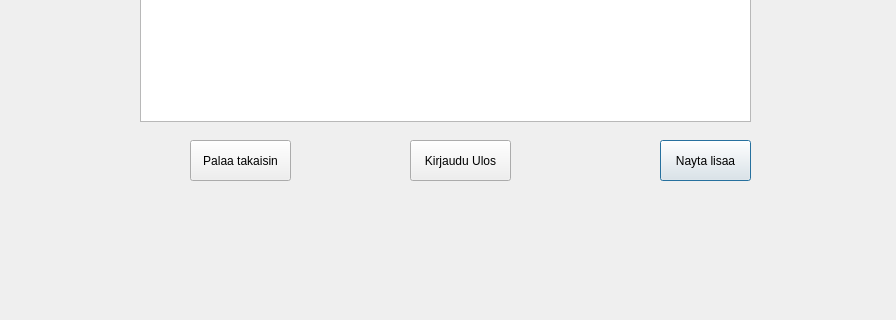
tvt21kmo-bank-project/group_6, file bankautomat/tilitapahtumat.ui: the form before one commit; both pictures show x 0 to 896 and y 180 to 500 of the 896 by 582 pixel window.
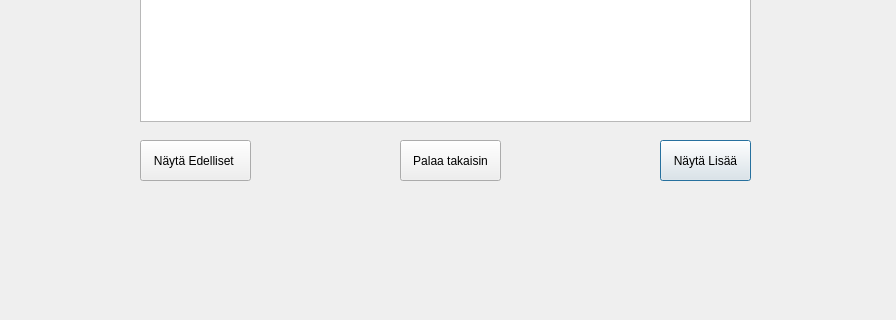
The form after the commit.

What changed in the file:
```diff
--- a/bankautomat/tilitapahtumat.ui
+++ b/bankautomat/tilitapahtumat.ui
@@ -33,33 +33,33 @@
     </rect>
    </property>
    <property name="text">
-    <string>Nayta lisaa</string>
+    <string>Näytä Lisää</string>
    </property>
   </widget>
   <widget class="QPushButton" name="pushButton_Palaa">
    <property name="geometry">
     <rect>
-     <x>190</x>
+     <x>140</x>
      <y>320</y>
-     <width>101</width>
+     <width>111</width>
      <height>41</height>
     </rect>
    </property>
    <property name="text">
-    <string>Palaa takaisin</string>
+    <string>Näytä Edelliset </string>
    </property>
   </widget>
   <widget class="QPushButton" name="pushButton_KirjauduUlos">
    <property name="geometry">
     <rect>
-     <x>410</x>
+     <x>400</x>
      <y>320</y>
      <width>101</width>
      <height>41</height>
     </rect>
    </property>
    <property name="text">
-    <string>Kirjaudu Ulos</string>
+    <string>Palaa takaisin</string>
    </property>
   </widget>
   <widget class="QLabel" name="label">
```
